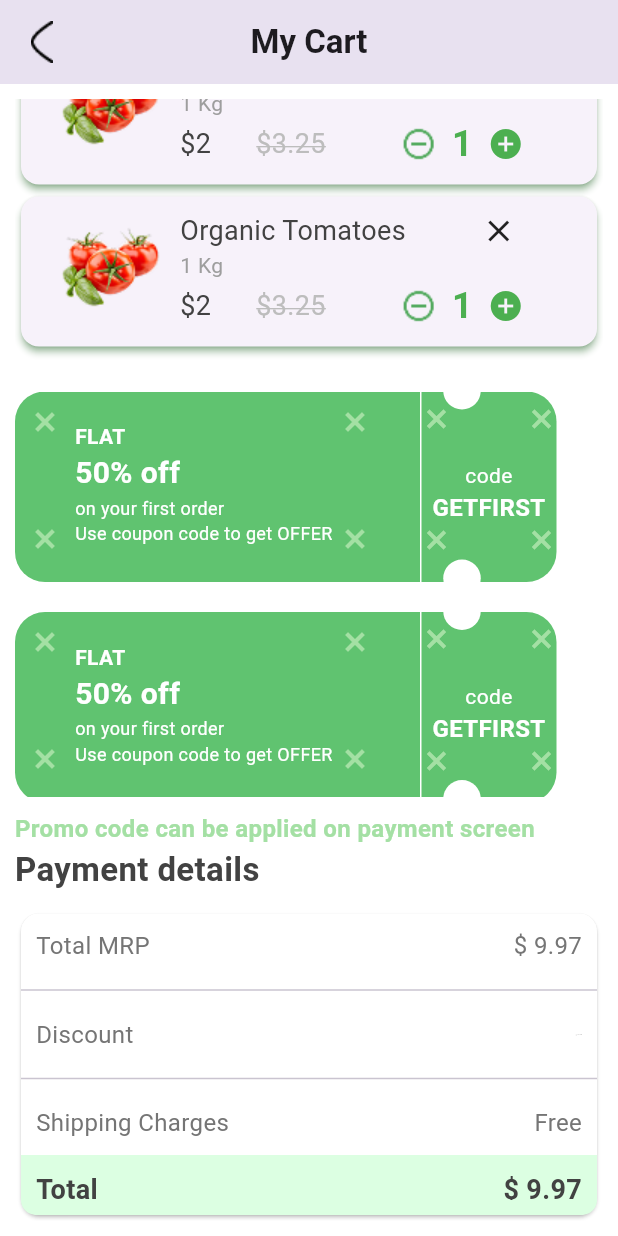
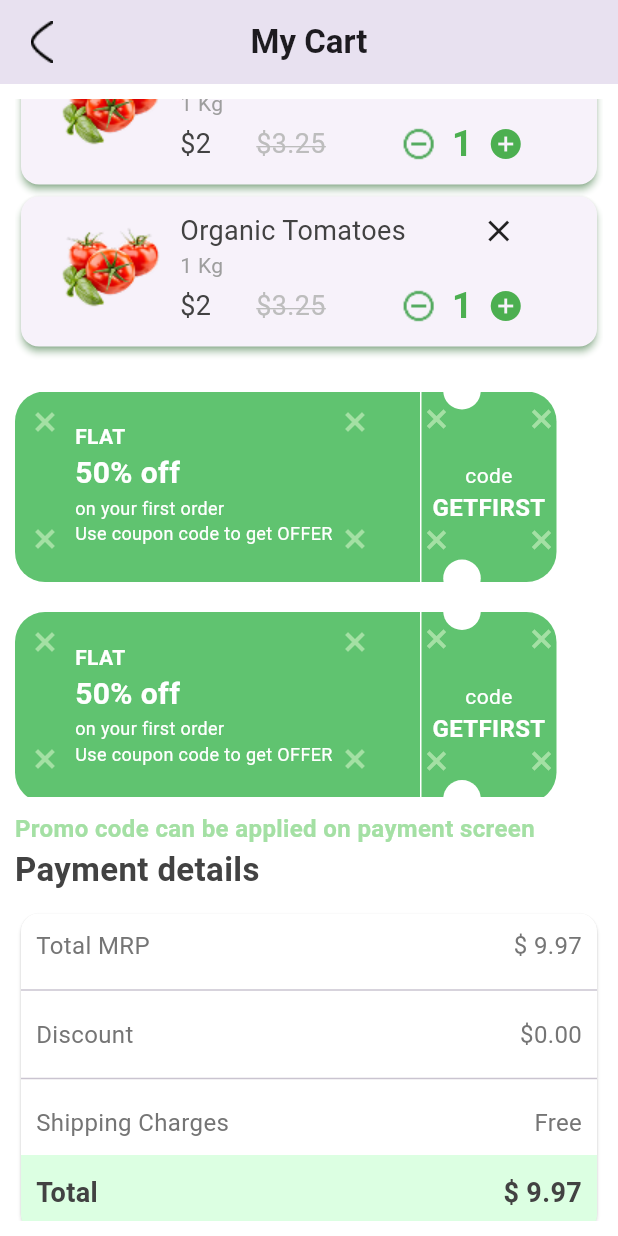
Before and after one commit to nazifanishat09/sG_Grocery, a Flutter app: the screen it shows after launch, scrolled down 203 dp, on a phone screen of 412 x 824 dp. Run offline on Flutter 3.47's test engine with Material 3 defaults, Android fonts, the phone set to English and light mode, and no system bars; our stand-ins replace carousel_slider.

Commit message:
My cart ui done

```diff
--- a/lib/view/myCart/couponCard.dart
+++ b/lib/view/myCart/couponCard.dart
@@ -10,7 +10,7 @@ class CouponCardWidget extends StatelessWidget {
     return Padding(
       padding: const EdgeInsets.only(bottom: 20),
       child: Stack(
-        clipBehavior: Clip.none,
+        //clipBehavior: Clip.none,
         children: [
           Row(
             spacing: 1,
@@ -19,6 +19,13 @@ class CouponCardWidget extends StatelessWidget {
                 width: 270,
                 height: 127,
                 decoration: BoxDecoration(
+                  // boxShadow: [
+                  //   BoxShadow(
+                  //     blurRadius: 50,
+                  //     offset: Offset(9,9),
+                  //     color: Colors.grey,
+                  //   ),
+                  // ],
 
                   color: Color(0xff60C370),
                   borderRadius: BorderRadius.only(
--- a/lib/view/myCart/myCart.dart
+++ b/lib/view/myCart/myCart.dart
@@ -1,4 +1,6 @@
 import 'package:flutter/material.dart';
+import 'package:sg_grocery/view/myCart/paymentDetails.dart';
+import 'package:sg_grocery/view/widget/button_widget.dart';
 import 'package:sg_grocery/view/widget/customAppber.dart';
 import 'package:sg_grocery/view/widget/custom_text.dart';
 
@@ -85,101 +87,17 @@ class _MyCartScreenState extends State<MyCartScreen> {
                 fs: 22,
                 fc: Colors.grey[800],
               ),
-              SizedBox(height: 10,),
-              Card(color: Colors.white,
-                child: Column(
-                  children: [
-                    Padding(
-                      padding: const EdgeInsets.all(10),
-                      child: Row(mainAxisAlignment: MainAxisAlignment.spaceBetween,
-                        children: [
-                          CustomTextWidget(
-                            title: "Total MRP",
-                            fw: FontWeight.w400,
-                            fs: 16,
-                            fc: Colors.grey[600],
-                          ),
-                          CustomTextWidget(
-                            title: "\$ 9.97",
-                            fw: FontWeight.w400,
-                            fs: 16,
-                            fc: Colors.grey[600],
-                          ),
-                        ],
-                      ),
-                    ),
-                    Divider(),
-                    Padding(
-                      padding: const EdgeInsets.all(10),
-                      child: Row(mainAxisAlignment: MainAxisAlignment.spaceBetween,
-                        children: [
-                          CustomTextWidget(
-                            title: "Discount",
-                            fw: FontWeight.w400,
-                            fs: 16,
-                            fc: Colors.grey[600],
-                          ),
-                          CustomTextWidget(
-                            title: "\$ 0.00",
-                            fw: FontWeight.w400,
-                            fs: 1,
-                            fc: Colors.grey[600],
-                          ),
-                        ],
-                      ),
-                    ),
-                    Divider(),
-                    Padding(
-                      padding: const EdgeInsets.all(10),
-                      child: Row(mainAxisAlignment: MainAxisAlignment.spaceBetween,
-                        children: [
-                          CustomTextWidget(
-                            title: "Shipping Charges",
-                            fw: FontWeight.w400,
-                            fs: 16,
-                            fc: Colors.grey[600],
-                          ),
-                          CustomTextWidget(
-                            title: "Free",
-                            fw: FontWeight.w400,
-                            fs: 16,
-                            fc: Colors.grey[600],
-                          ),
-                        ],
-                      ),
-                    ),
-
-                    Container(
-                      padding: EdgeInsets.all(10),
-                      height: 40,
-                      width: 396,
-                      decoration: BoxDecoration(
-                        color: Color(0xffDCFFE2),
-                        borderRadius: BorderRadius.only(
-                          bottomLeft: Radius.circular(10),
-                          bottomRight: Radius.circular(10),
-                        ),
-                      ),
-                      child: Row(mainAxisAlignment: MainAxisAlignment.spaceBetween,
-                        children: [
-                          CustomTextWidget(
-                            title: "Total",
-                            fw: FontWeight.w600,
-                            fs: 18,
-                            fc: Colors.grey[800],
-                          ),
-                          CustomTextWidget(
-                            title: "\$ 9.97",
-                            fw: FontWeight.w600,
-                            fs: 18,
-                            fc: Colors.grey[800],
-                          ),
-                        ],
-                      ),
-                    ),
-                  ],
+              SizedBox(height: 10),
+              PaymentDetailsCard(),SizedBox(height: 10,),
+              Center(
+                child: ButtonWidget(
+                  title: "Checkout",
+                  bHeight: 50,
+                  bWidth: 200,
+                  radius: 5,
+                  cC: Colors.green,fc: Colors.white,fs: 18,fw: FontWeight.w600,
                 ),
-              ),
+              ),SizedBox(height: 10,),
             ],
           ),
         ),
--- /dev/null
+++ b/lib/view/myCart/paymentDetails.dart
@@ -0,0 +1,109 @@
+import 'package:flutter/material.dart';
+
+import '../widget/custom_text.dart';
+
+
+class PaymentDetailsCard extends StatelessWidget {
+  const PaymentDetailsCard({
+    super.key,
+  });
+
+  @override
+  Widget build(BuildContext context) {
+    return Card(color: Colors.white,
+      child: Column(
+        children: [
+          Padding(
+            padding: const EdgeInsets.all(10),
+            child: Row(mainAxisAlignment: MainAxisAlignment.spaceBetween,
+              children: [
+                CustomTextWidget(
+                  title: "Total MRP",
+                  fw: FontWeight.w400,
+                  fs: 16,
+                  fc: Colors.grey[600],
+                ),
+                CustomTextWidget(
+                  title: "\$ 9.97",
+                  fw: FontWeight.w400,
+                  fs: 16,
+                  fc: Colors.grey[600],
+                ),
+              ],
+            ),
+          ),
+          Divider(),
+          Padding(
+            padding: const EdgeInsets.all(10),
+            child: Row(mainAxisAlignment: MainAxisAlignment.spaceBetween,
+              children: [
+                CustomTextWidget(
+                  title: "Discount",
+                  fw: FontWeight.w400,
+                  fs: 16,
+                  fc: Colors.grey[600],
+                ),
+                CustomTextWidget(
+                  title: "\$0.00",
+                  fw: FontWeight.w400,
+                  fs: 16,
+                  fc: Colors.grey[600],
+                ),
+
+              ],
+            ),
+          ),
+          Divider(),
+          Padding(
+            padding: const EdgeInsets.all(10),
+            child: Row(mainAxisAlignment: MainAxisAlignment.spaceBetween,
+              children: [
+                CustomTextWidget(
+                  title: "Shipping Charges",
+                  fw: FontWeight.w400,
+                  fs: 16,
+                  fc: Colors.grey[600],
+                ),
+                CustomTextWidget(
+                  title: "Free",
+                  fw: FontWeight.w400,
+                  fs: 16,
+                  fc: Colors.grey[600],
+                ),
+              ],
+            ),
+          ),
+
+          Container(
+            padding: EdgeInsets.all(10),
+            height: 50,
+            width: 396,
+            decoration: BoxDecoration(
+              color: Color(0xffDCFFE2),
+              borderRadius: BorderRadius.only(
+                bottomLeft: Radius.circular(10),
+                bottomRight: Radius.circular(10),
+              ),
+            ),
+            child: Row(mainAxisAlignment: MainAxisAlignment.spaceBetween,
+              children: [
+                CustomTextWidget(
+                  title: "Total",
+                  fw: FontWeight.w600,
+                  fs: 18,
+                  fc: Colors.grey[800],
+                ),
+                CustomTextWidget(
+                  title: "\$ 9.97",
+                  fw: FontWeight.w600,
+                  fs: 18,
+                  fc: Colors.grey[800],
+                ),
+              ],
+            ),
+          ),
+        ],
+      ),
+    );
+  }
+}
```
